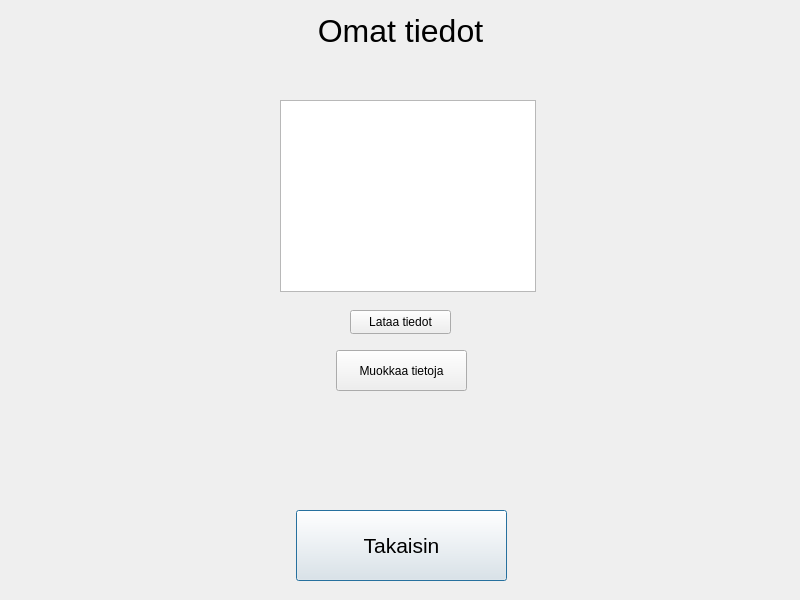
Old version of the form frontend/tietowindow.ui in the repository 22kmo-project/group_6.
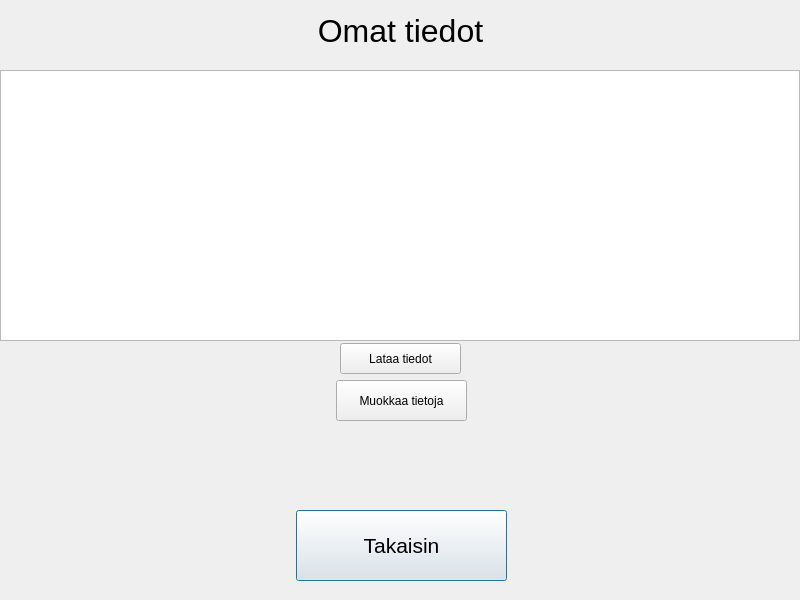
New version of the form.

Diff of the .ui file:
```diff
--- a/frontend/tietowindow.ui
+++ b/frontend/tietowindow.ui
@@ -35,7 +35,7 @@
    <property name="geometry">
     <rect>
      <x>336</x>
-     <y>350</y>
+     <y>380</y>
      <width>131</width>
      <height>41</height>
     </rect>
@@ -71,29 +71,40 @@
     <set>Qt::AlignCenter</set>
    </property>
   </widget>
-  <widget class="QTableView" name="tableView">
-   <property name="geometry">
-    <rect>
-     <x>280</x>
-     <y>100</y>
-     <width>256</width>
-     <height>192</height>
-    </rect>
-   </property>
-  </widget>
   <widget class="QPushButton" name="btnLoad">
    <property name="geometry">
     <rect>
-     <x>350</x>
-     <y>310</y>
-     <width>101</width>
-     <height>24</height>
+     <x>340</x>
+     <y>343</y>
+     <width>121</width>
+     <height>31</height>
     </rect>
    </property>
    <property name="text">
     <string>Lataa tiedot</string>
    </property>
   </widget>
+  <widget class="QTextEdit" name="textInfo">
+   <property name="geometry">
+    <rect>
+     <x>0</x>
+     <y>70</y>
+     <width>800</width>
+     <height>271</height>
+    </rect>
+   </property>
+   <property name="font">
+    <font>
+     <pointsize>24</pointsize>
+    </font>
+   </property>
+   <property name="autoFillBackground">
+    <bool>true</bool>
+   </property>
+   <property name="readOnly">
+    <bool>true</bool>
+   </property>
+  </widget>
  </widget>
  <resources/>
  <connections/>
```
